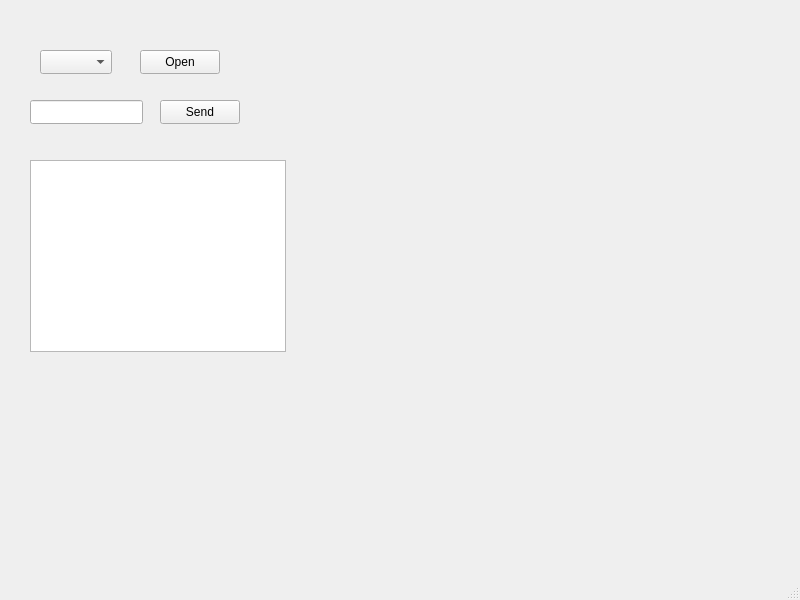
Above: mainwindow.ui from mrblam/uart_log_qt before the change. Below: the same form after it.
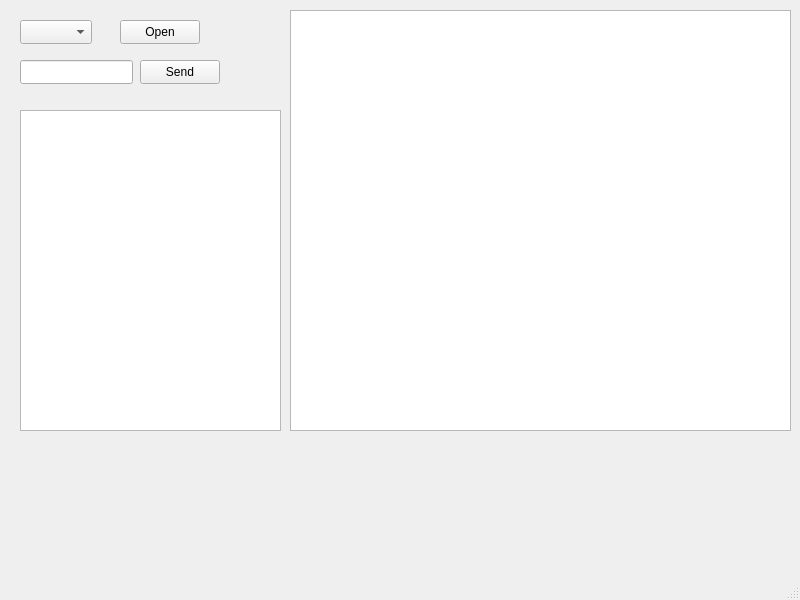
That is the form after the change.

Patch:
```diff
--- a/mainwindow.ui
+++ b/mainwindow.ui
@@ -17,8 +17,8 @@
    <widget class="QComboBox" name="portList">
     <property name="geometry">
      <rect>
-      <x>40</x>
-      <y>50</y>
+      <x>20</x>
+      <y>20</y>
       <width>72</width>
       <height>24</height>
      </rect>
@@ -27,8 +27,8 @@
    <widget class="QPushButton" name="pushOpen">
     <property name="geometry">
      <rect>
-      <x>140</x>
-      <y>50</y>
+      <x>120</x>
+      <y>20</y>
       <width>80</width>
       <height>24</height>
      </rect>
@@ -40,8 +40,8 @@
    <widget class="QLineEdit" name="lnMessage">
     <property name="geometry">
      <rect>
-      <x>30</x>
-      <y>100</y>
+      <x>20</x>
+      <y>60</y>
       <width>113</width>
       <height>24</height>
      </rect>
@@ -50,8 +50,8 @@
    <widget class="QPushButton" name="btnSend">
     <property name="geometry">
      <rect>
-      <x>160</x>
-      <y>100</y>
+      <x>140</x>
+      <y>60</y>
       <width>80</width>
       <height>24</height>
      </rect>
@@ -63,10 +63,20 @@
    <widget class="QListWidget" name="listMessage">
     <property name="geometry">
      <rect>
-      <x>30</x>
-      <y>160</y>
-      <width>256</width>
-      <height>192</height>
+      <x>20</x>
+      <y>110</y>
+      <width>261</width>
+      <height>321</height>
+     </rect>
+    </property>
+   </widget>
+   <widget class="QTableView" name="tableViewDb">
+    <property name="geometry">
+     <rect>
+      <x>290</x>
+      <y>10</y>
+      <width>501</width>
+      <height>421</height>
      </rect>
     </property>
    </widget>
```
